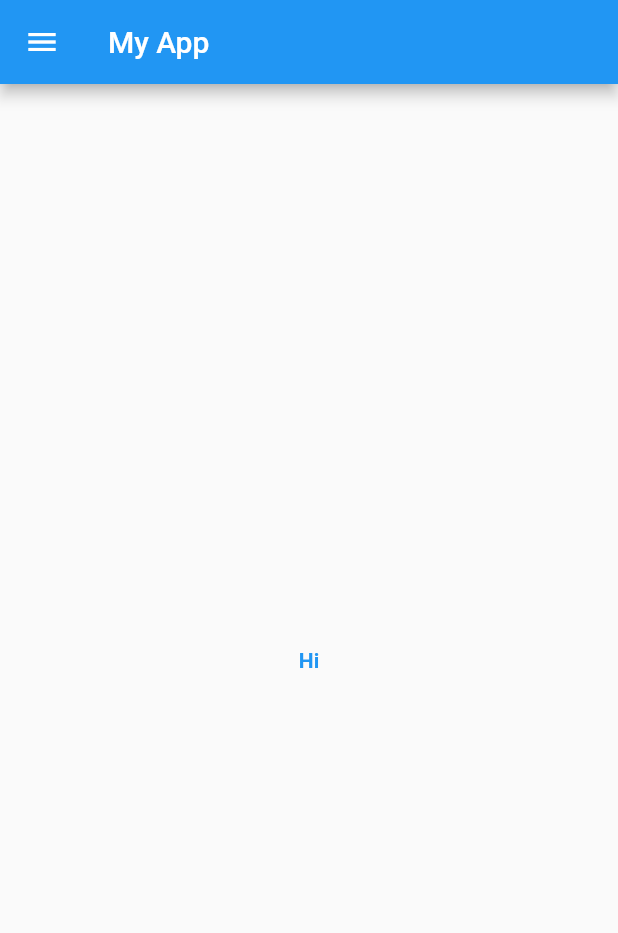
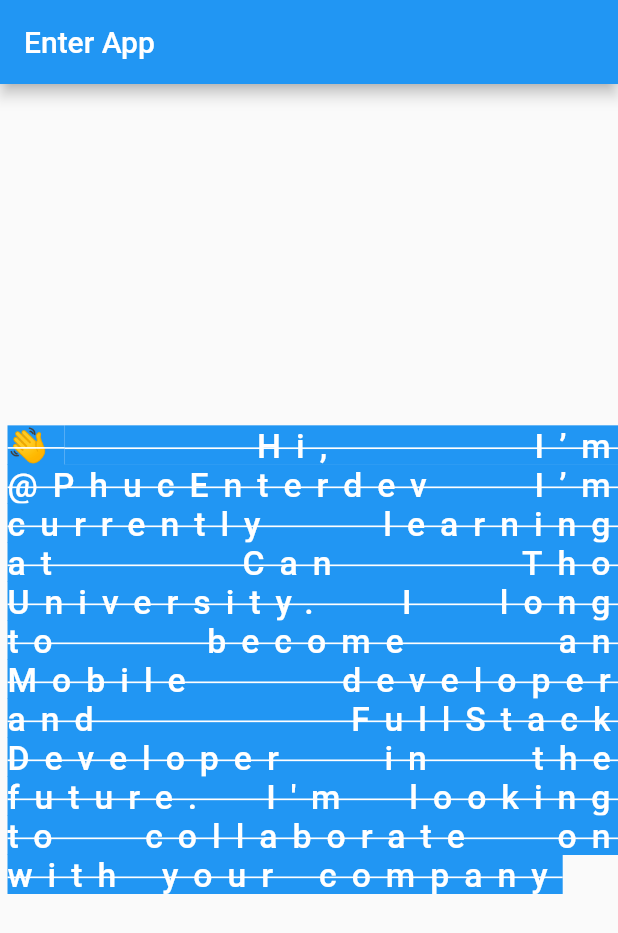
Before and after one commit to PhucEnterdev/learning_flutter, a Flutter app: the screen it shows after launch, on a phone screen of 412 x 824 dp. Shown: the top 933 px of the screen. Run offline on Flutter 3.47's test engine with Material 2 defaults, Android fonts, the phone set to English and light mode, and no system bars; Roboto replaces fonts that are missing (Times New Roman).

Commit message:
day 3 -> ok

```diff
--- a/Flutter_basic.txt
+++ b/Flutter_basic.txt
@@ -85,3 +85,10 @@ TextButton{
 *** So sánh giữa Material và Cupertino Style
 * Material: là phong cách thiết kế được phát triển bởi Google nhằm tạo ra những thiết kế chất lượng cao
 trên Android, iOS, Flutter và web.
+
+*** So sánh và phân biệt StagelessWidget và StagefulWidget
+- Cả StagelessWidget và StagefulWidget đều phải override lại hàm build.
+- StagefulWidget có thể khởi tạo giá trị ban đầu ở hàm initStage() và có thể thay đổi trạng thái ở hàm setStage().
+- Khi sử dụng StagefulWidget thì phải tạo một class kế thừa từ Stage<Lớp extends từ StagefulWidget>.
+- StagelessWidget được sử dụng cho các widget cố định, không tương tác với người dùng.
+- StagefulWidget sử dụng cho các widget động, có sự tương tác với người dùng.
--- a/first_app/lib/main.dart
+++ b/first_app/lib/main.dart
@@ -24,65 +24,39 @@ class HomePage extends StatelessWidget {
   Widget build(BuildContext context) {
     return Scaffold(
       appBar: AppBar(
-        leading: IconButton(
-          icon: const Icon(Icons.menu),
-          onPressed: () {
-            print("Click me");
-          },
-        ),
-        title: const Text('My App'),
+        title: const Text('Enter App'),
       ),
       body: const Center(
-        /*** Text */
-        // child: Text('Hello Flutter Hello Hello',
-        //   overflow: TextOverflow.ellipsis,
-        //   maxLines: 1,
-        //   style: TextStyle(
-        //     fontSize: 32,
-        //     color: Colors.white,
-        //     fontWeight: FontWeight.bold,
-        //     backgroundColor: Colors.lightBlue,
-        //   ),
-        // ),
-        /** Image*/
-        // child: Image.network('https://res.cloudinary.com/ddfy40mji/image/upload/v1682734114/sharevideoonline/v3fz1jtmouixowzgw2kj.jpg'),
-        /** Button*/
-        // child: TextButton(
-        //   // child: const Text('Click me'),
-        //   child: Image.network('https://res.cloudinary.com/ddfy40mji/image/upload/v1682734114/sharevideoonline/v3fz1jtmouixowzgw2kj.jpg'),
-        //   onPressed: (){
-        //     print('Click me please');
-        //   },
-
-        /*** TextButton.icon*/
-        // child: TextButton.icon(
-        //     onPressed: () {
-        //       print('This is icon');
-        //     },
-        //     icon: const Icon(Icons.favorite),
-        //     label: const Text('This is icon')),
-
-        /** ElevatedButton*/
-        // child: ElevatedButton(
-        //     onPressed: () {
-        //       print('This is icon');
-        //     },
-        //     child: const Text('This is icon')),
-
-        /** ElevatedButton.icon*/
-        // child: ElevatedButton.icon(
-        //     onPressed: () {
-        //       print('This is icon');
-        //     },
-        //     icon: const Icon(Icons.favorite),
-        //     label: const Text('This is icon')),
-
-        /** Text multi style*/
-        child: Text.rich(
-          TextSpan(text: 'Hi',
-          style: TextStyle(fontWeight: FontWeight.bold, color: Colors.blue)),
-        ),
+          child: EnterApp(),
       ),
     );
   }
 }
+
+class EnterApp extends StatelessWidget{
+  const EnterApp({super.key});
+
+  @override
+  Widget build(BuildContext context) {
+    return const Text(
+        '👋 Hi, I’m @PhucEnterdev I’m currently learning at Can Tho University. '
+        'I long to become an Mobile developer and FullStack Developer in the future. '
+        'I\'m looking to collaborate on with your company',
+      textDirection: TextDirection.ltr,
+      textAlign: TextAlign.justify,
+      overflow: TextOverflow.visible,
+      textScaleFactor: 1.5,
+      style: TextStyle(
+        color: Colors.white,
+        backgroundColor: Colors.blue,
+        fontSize: 15,
+        fontWeight: FontWeight.w500,
+        fontStyle: FontStyle.normal,
+        fontFamily: 'Times New Roman',
+        wordSpacing: 5,
+        letterSpacing: 10,
+        decoration: TextDecoration.lineThrough,
+      ),
+    );
+  }
+}
```
Also changed, not shown: first_app/assets/fonts/Dancing Script.ttf (added).
